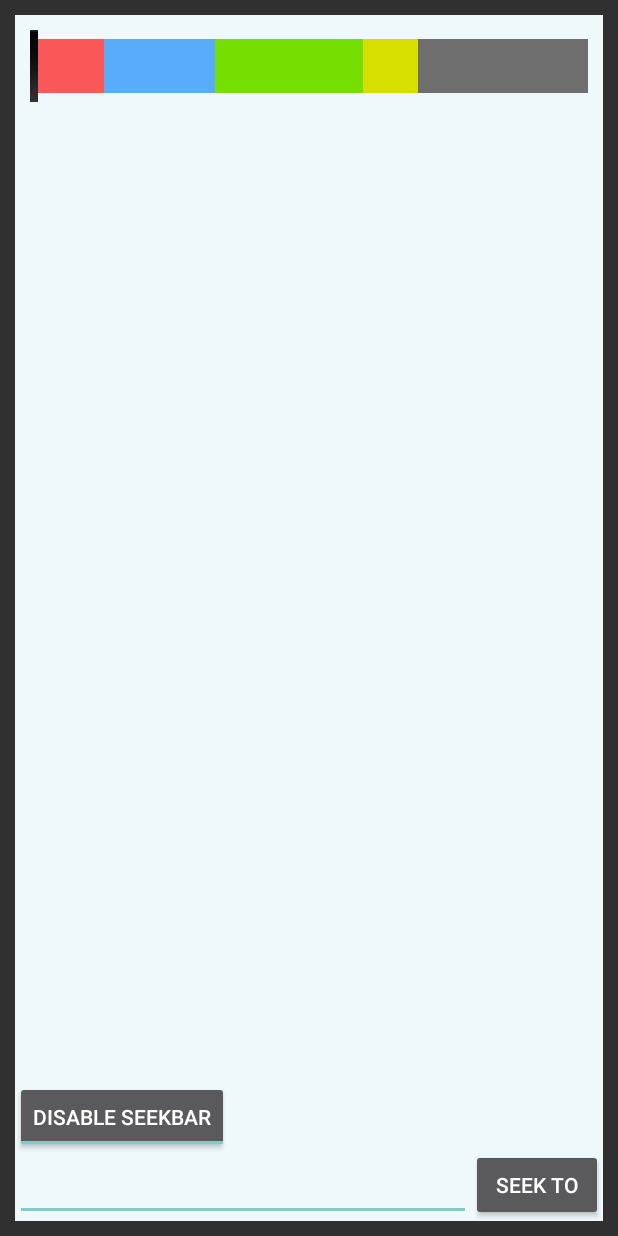
After one commit to thoriqsalafi/PhoneScopeV2, an Android app: the result_Activity screen opened directly, with no data from a screen before it, on a phone screen of 412 x 824 dp. The commit adds this screen. Run offline under Robolectric (Android 15) with nearby library versions, the phone set to English and light mode, and no system bars.

Commit message:
add result seekbar

```diff
--- a/app/src/main/AndroidManifest.xml
+++ b/app/src/main/AndroidManifest.xml
@@ -41,7 +41,10 @@
             android:name=".processing"
             android:label="@string/title_activity_processing" />
         <activity android:name=".flowCountActivity" />
-        <activity android:name=".videoActivity"></activity>
+        <activity android:name=".videoActivity" />
+        <activity
+            android:name=".result_Activity"
+            android:label="@string/title_activity_result_"></activity>
     </application>
 
 </manifest>
--- /dev/null
+++ b/app/src/main/java/com/led_on_off/led/CustomSeekBar.java
@@ -0,0 +1,75 @@
+package com.led_on_off.led;
+
+/**
+ * Created by thoriqsalafi on 23/1/17.
+ */
+
+import android.content.Context;
+import android.graphics.Canvas;
+import android.graphics.Paint;
+import android.graphics.Rect;
+import android.util.AttributeSet;
+import android.widget.SeekBar;
+import java.util.ArrayList;
+
+public class CustomSeekBar extends SeekBar {
+
+    private ArrayList<ProgressItem> mProgressItemsList;
+
+    public CustomSeekBar(Context context) {
+        super(context);
+    }
+
+    public CustomSeekBar(Context context, AttributeSet attrs) {
+        super(context, attrs);
+    }
+
+    public CustomSeekBar(Context context, AttributeSet attrs, int defStyle) {
+        super(context, attrs, defStyle);
+    }
+
+    public void initData(ArrayList<ProgressItem> progressItemsList) {
+        this.mProgressItemsList = progressItemsList;
+    }
+
+    @Override
+    protected synchronized void onMeasure(int widthMeasureSpec,
+                                          int heightMeasureSpec) {
+        // TODO Auto-generated method stub
+        super.onMeasure(widthMeasureSpec, heightMeasureSpec);
+    }
+
+    protected void onDraw(Canvas canvas) {
+        if (mProgressItemsList.size() > 0) {
+            int progressBarWidth = getWidth();
+            int progressBarHeight = getHeight();
+            int thumboffset = getThumbOffset();
+            int lastProgressX = 0;
+            int progressItemWidth, progressItemRight;
+            for (int i = 0; i < mProgressItemsList.size(); i++) {
+                ProgressItem progressItem = mProgressItemsList.get(i);
+                Paint progressPaint = new Paint();
+                progressPaint.setColor(getResources().getColor(progressItem.color));
+
+                progressItemWidth = (int) (progressItem.progressItemPercentage
+                        * progressBarWidth / 100);
+
+                progressItemRight = lastProgressX + progressItemWidth;
+
+                // for last item give right to progress item to the width
+                if (i == mProgressItemsList.size() - 1
+                        && progressItemRight != progressBarWidth) {
+                    progressItemRight = progressBarWidth;
+                }
+                Rect progressRect = new Rect();
+                progressRect.set(lastProgressX, thumboffset / 2,
+                        progressItemRight, progressBarHeight - thumboffset / 2);
+                canvas.drawRect(progressRect, progressPaint);
+                lastProgressX = progressItemRight;
+            }
+            super.onDraw(canvas);
+        }
+
+    }
+
+}
--- /dev/null
+++ b/app/src/main/java/com/led_on_off/led/ProgressItem.java
@@ -0,0 +1,11 @@
+package com.led_on_off.led;
+
+/**
+ * Created by thoriqsalafi on 23/1/17.
+ */
+
+public class ProgressItem {
+
+        public int color;
+        public float progressItemPercentage;
+    }
--- a/app/src/main/java/com/led_on_off/led/ledButton.java
+++ b/app/src/main/java/com/led_on_off/led/ledButton.java
@@ -203,7 +203,7 @@ public class ledButton extends ActionBarActivity {
         {
             try
             {
-                btSocket.getOutputStream().write("0".toString().getBytes());
+                btSocket.getOutputStream().write("#0:".toString().getBytes());
             }
             catch (IOException e)
             {
@@ -218,7 +218,7 @@ public class ledButton extends ActionBarActivity {
         {
             try
             {
-                btSocket.getOutputStream().write("1".toString().getBytes());
+                btSocket.getOutputStream().write("#1:".toString().getBytes());
             }
             catch (IOException e)
             {
--- a/app/src/main/java/com/led_on_off/led/ledControl.java
+++ b/app/src/main/java/com/led_on_off/led/ledControl.java
@@ -24,7 +24,7 @@ public class ledControl extends ActionBarActivity {
 
    // Button btnOn, btnOff, btnDis;
     ImageButton On, Off, Discnt, Abt;
-    Button controlLED, captureimage, capturevideo, processing;
+    Button controlLED, captureimage, capturevideo, processing, resultbutton;
     String address = null;
     private ProgressDialog progress;
     BluetoothAdapter myBluetooth = null;
@@ -49,6 +49,7 @@ public class ledControl extends ActionBarActivity {
         capturevideo = (Button)findViewById(R.id.videocapture);
         captureimage = (Button)findViewById(R.id.imagecapture);
         processing = (Button)findViewById(R.id.processing);
+        resultbutton = (Button)findViewById(R.id.resultbutton);
 
 
         controlLED.setOnClickListener(new View.OnClickListener() {
@@ -76,6 +77,13 @@ public class ledControl extends ActionBarActivity {
         processing.setOnClickListener(new View.OnClickListener() {
             public void onClick(View v) {
                 Intent i = new Intent(ledControl.this, processing.class);
+                startActivity(i);
+            }
+        });
+
+        resultbutton.setOnClickListener(new View.OnClickListener() {
+            public void onClick(View v) {
+                Intent i = new Intent(ledControl.this, result_Activity.class);
                 startActivity(i);
             }
         });
--- /dev/null
+++ b/app/src/main/java/com/led_on_off/led/result_Activity.java
@@ -0,0 +1,99 @@
+package com.led_on_off.led;
+
+import android.app.Activity;
+import android.content.DialogInterface;
+import android.os.Bundle;
+import android.support.v7.app.ActionBarActivity;
+import android.util.Log;
+import android.view.Menu;
+import android.view.View;
+import android.widget.Button;
+import android.widget.EditText;
+import android.widget.ToggleButton;
+
+import java.util.ArrayList;
+
+
+public class result_Activity extends Activity implements View.OnClickListener {
+
+        private Button btnSeekTo;
+        private CustomSeekBar seekbar;
+        private EditText txtSeekProgress;
+        private ToggleButton btnToogleSeek;
+
+        private float totalSpan = 1500;
+        private float redSpan = 200;
+        private float blueSpan = 300;
+        private float greenSpan = 400;
+        private float yellowSpan = 150;
+        private float darkGreySpan;
+
+        private ArrayList<ProgressItem> progressItemList;
+        private ProgressItem mProgressItem;
+
+        @Override
+        protected void onCreate(Bundle savedInstanceState) {
+            super.onCreate(savedInstanceState);
+            setContentView(R.layout.activity_result_);
+            seekbar = ((CustomSeekBar) findViewById(R.id.seekBar0));
+            btnSeekTo = ((Button) findViewById(R.id.btnSeekTo));
+            btnToogleSeek = (ToggleButton) findViewById(R.id.btnToogleSeek);
+            txtSeekProgress = (EditText) findViewById(R.id.txtSeekProgress);
+            initDataToSeekbar();
+            btnSeekTo.setOnClickListener(this);
+            btnToogleSeek.setOnClickListener(this);
+        }
+
+        private void initDataToSeekbar() {
+            progressItemList = new ArrayList<ProgressItem>();
+            // red span
+            mProgressItem = new ProgressItem();
+            mProgressItem.progressItemPercentage = ((redSpan / totalSpan) * 100);
+            Log.i("Mainactivity", mProgressItem.progressItemPercentage + "");
+            mProgressItem.color = R.color.red;
+            progressItemList.add(mProgressItem);
+            // blue span
+            mProgressItem = new ProgressItem();
+            mProgressItem.progressItemPercentage = (blueSpan / totalSpan) * 100;
+            mProgressItem.color = R.color.blue;
+            progressItemList.add(mProgressItem);
+            // green span
+            mProgressItem = new ProgressItem();
+            mProgressItem.progressItemPercentage = (greenSpan / totalSpan) * 100;
+            mProgressItem.color = R.color.green;
+            progressItemList.add(mProgressItem);
+            // yellow span
+            mProgressItem = new ProgressItem();
+            mProgressItem.progressItemPercentage = (yellowSpan / totalSpan) * 100;
+            mProgressItem.color = R.color.yellow;
+            progressItemList.add(mProgressItem);
+            // greyspan
+            mProgressItem = new ProgressItem();
+            mProgressItem.progressItemPercentage = (darkGreySpan / totalSpan) * 100;
+            mProgressItem.color = R.color.grey;
+            progressItemList.add(mProgressItem);
+
+            seekbar.initData(progressItemList);
+            seekbar.invalidate();
+        }
+
+        @Override
+        public boolean onCreateOptionsMenu(Menu menu) {
+            // Inflate the menu; this adds items to the action bar if it is present.
+            getMenuInflater().inflate(R.menu.main, menu);
+            return true;
+        }
+
+        @Override
+        public void onClick(View v) {
+            // TODO Auto-generated method stub
+            if (v.getId() == R.id.btnSeekTo) {
+                String seekProgress = txtSeekProgress.getText().toString().trim();
+                if (seekProgress.length() > 0) {
+                    seekbar.setProgress(Integer.valueOf(seekProgress));
+                }
+            } else {
+                seekbar.setEnabled(btnToogleSeek.isChecked());
+            }
+        }
+    }
--- a/app/src/main/res/layout/activity_led_control.xml
+++ b/app/src/main/res/layout/activity_led_control.xml
@@ -43,7 +43,7 @@
         android:layout_width="match_parent"
         android:layout_height="match_parent"
         android:layout_below="@+id/textView2"
-        android:layout_marginTop="250dp"
+        android:layout_marginTop="220dp"
         android:layout_alignParentRight="true"
         android:layout_alignParentEnd="true">
 
@@ -113,6 +113,23 @@
             android:layout_marginLeft="20dp"
             android:layout_marginRight="20dp"/>
 
+        <Button
+            android:text="Result"
+            android:layout_width="match_parent"
+            android:layout_height="wrap_content"
+            android:id="@+id/resultbutton"
+            android:textColor="#FFFFFF"
+            android:textSize="20sp"
+            android:background="@drawable/buttonbackground"
+            android:shadowColor="#A8A8A8"
+            android:shadowDx="0"
+            android:shadowDy="0"
+            android:shadowRadius="5"
+            android:layout_marginBottom="5dp"
+            android:layout_marginLeft="20dp"
+            android:layout_marginRight="20dp"/>
+
+
     </LinearLayout>
 
 
--- /dev/null
+++ b/app/src/main/res/layout/activity_result_.xml
@@ -0,0 +1,49 @@
+<?xml version="1.0" encoding="utf-8"?>
+<RelativeLayout xmlns:android="http://schemas.android.com/apk/res/android"
+    android:layout_width="match_parent"
+    android:layout_height="match_parent"
+    android:layout_margin="10dp"
+    android:background="#EFF8FB" >
+
+    <com.led_on_off.led.CustomSeekBar
+        android:id="@+id/seekBar0"
+        android:layout_width="match_parent"
+        android:layout_height="wrap_content"
+        android:layout_margin="10dp"
+        android:max="100"
+        android:paddingLeft="12dp"
+        android:paddingRight="12dp"
+        android:progress="0"
+        android:progressDrawable="@android:color/transparent"
+        android:thumb="@drawable/seek_thumb_normal"
+        android:thumbOffset="12dp" />
+
+    <EditText
+        android:id="@+id/txtSeekProgress"
+        android:layout_width="match_parent"
+        android:layout_height="wrap_content"
+        android:layout_alignBottom="@+id/btnSeekTo"
+        android:layout_alignParentLeft="true"
+        android:layout_toLeftOf="@+id/btnSeekTo"
+        android:inputType="number" >
+    </EditText>
+
+    <Button
+        android:id="@+id/btnSeekTo"
+        android:layout_width="wrap_content"
+        android:layout_height="wrap_content"
+        android:layout_alignParentBottom="true"
+        android:layout_alignParentRight="true"
+        android:text="Seek To" />
+
+    <ToggleButton
+        android:id="@+id/btnToogleSeek"
+        android:layout_width="wrap_content"
+        android:layout_height="wrap_content"
+        android:checked="true"
+        android:textOff="Enable SeekBar"
+        android:textOn="Disable SeekBar"
+        android:layout_above="@+id/txtSeekProgress"
+        android:layout_alignParentStart="true" />
+
+</RelativeLayout>
--- /dev/null
+++ b/app/src/main/res/menu/main.xml
@@ -0,0 +1,11 @@
+<?xml version="1.0" encoding="utf-8"?>
+<menu xmlns:android="http://schemas.android.com/apk/res/android"
+    xmlns:app="http://schemas.android.com/apk/res-auto"
+    xmlns:tools="http://schemas.android.com/tools" tools:context=".DeviceList">>
+        <item
+            android:id="@+id/action_settings"
+            android:orderInCategory="100"
+            android:title="@string/action_settings"
+            app:showAsAction="never"
+            />
+</menu>
--- /dev/null
+++ b/app/src/main/res/values/colors.xml
@@ -0,0 +1,8 @@
+<?xml version="1.0" encoding="utf-8"?>
+<resources>
+    <color name="red">#FA5858</color>
+    <color name="green">#74DF00</color>
+    <color name="blue">#58ACFA</color>
+    <color name="yellow">#D7DF01</color>
+    <color name="grey">#6E6E6E</color>
+</resources>
--- a/app/src/main/res/values/strings.xml
+++ b/app/src/main/res/values/strings.xml
@@ -7,4 +7,5 @@
     <string name="title_activity_about">AboutActivity</string>
     <string name="title_activity_led_button">ledButton</string>
     <string name="title_activity_processing">processing</string>
+    <string name="title_activity_result_">result_Activity</string>
 </resources>
```
Also changed, not shown: app/src/main/res/drawable/seek_thumb_normal.png (added), 2 other files.
